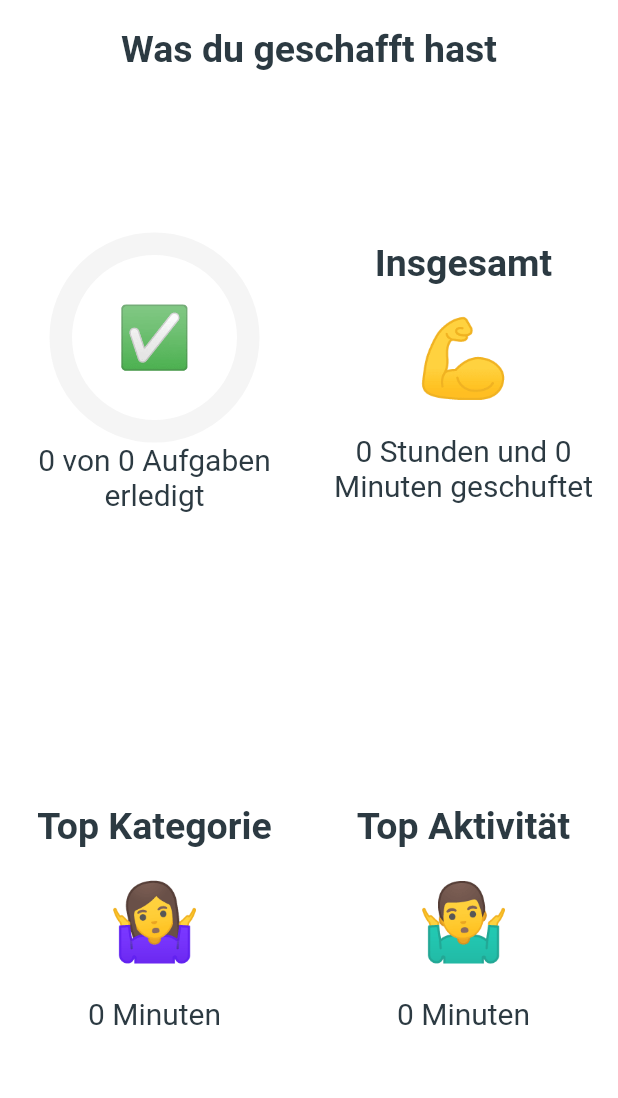
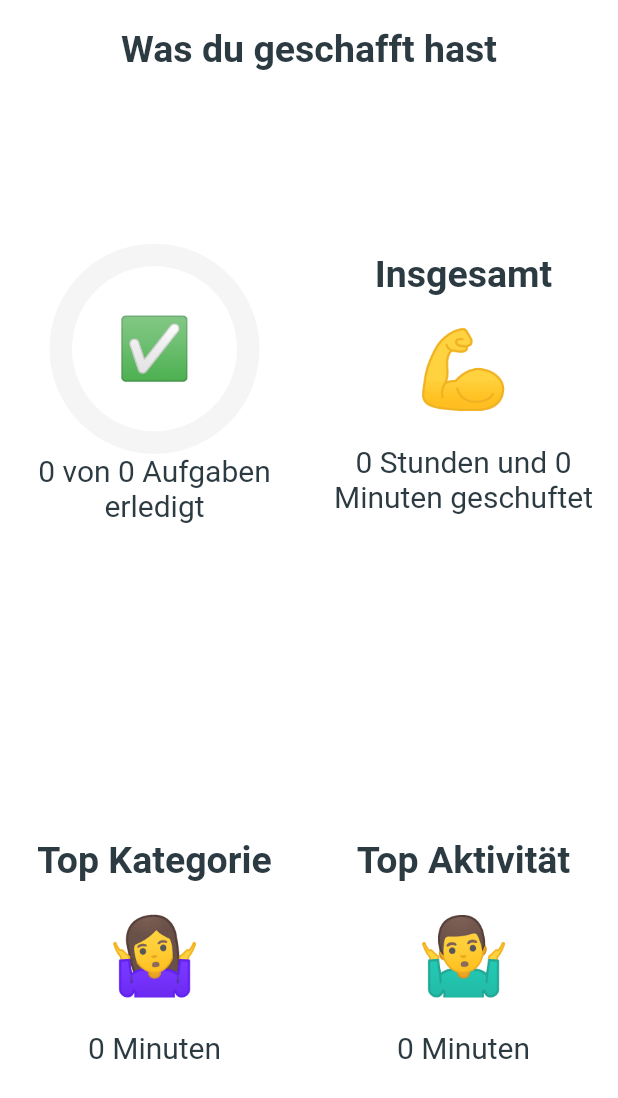
Before and after one commit to Ridgebeck/MDST-ToDo, a Flutter app: the AnalyticsScreen widget shown alone on an empty page, opened directly, on a phone screen of 412 x 824 dp. Shown: the top 1098 px of the screen. Run offline on Flutter 3.47's test engine with Material 2 defaults, Android fonts, the phone set to English and light mode, and no system bars; drawn by our look-alikes of percent_indicator; our stand-ins replace flutter_slidable, implicitly_animated_reorderable_list, shared_preferences, video_player; accounts and stored records are empty.

```diff
--- a/lib/screens/analytics_screen.dart
+++ b/lib/screens/analytics_screen.dart
@@ -76,7 +76,7 @@ class AnalyticsScreen extends StatelessWidget {
               ],
             ),
           ),
-          SizedBox(height: 30.0),
+          //SizedBox(height: 30.0),
         ],
       );
     });
@@ -93,7 +93,7 @@ class AnalyticsTextBox extends StatelessWidget {
   @override
   Widget build(BuildContext context) {
     return Padding(
-      padding: const EdgeInsets.all(15.0),
+      padding: const EdgeInsets.all(10.0),
       child: Column(
         mainAxisAlignment: MainAxisAlignment.center,
         children: [
@@ -128,7 +128,7 @@ class CircularIndicator extends StatelessWidget {
   @override
   Widget build(BuildContext context) {
     return Padding(
-      padding: const EdgeInsets.all(15.0),
+      padding: const EdgeInsets.all(10.0),
       child: CircularPercentIndicator(
         percent: ratioDone,
         radius: 140,
```
